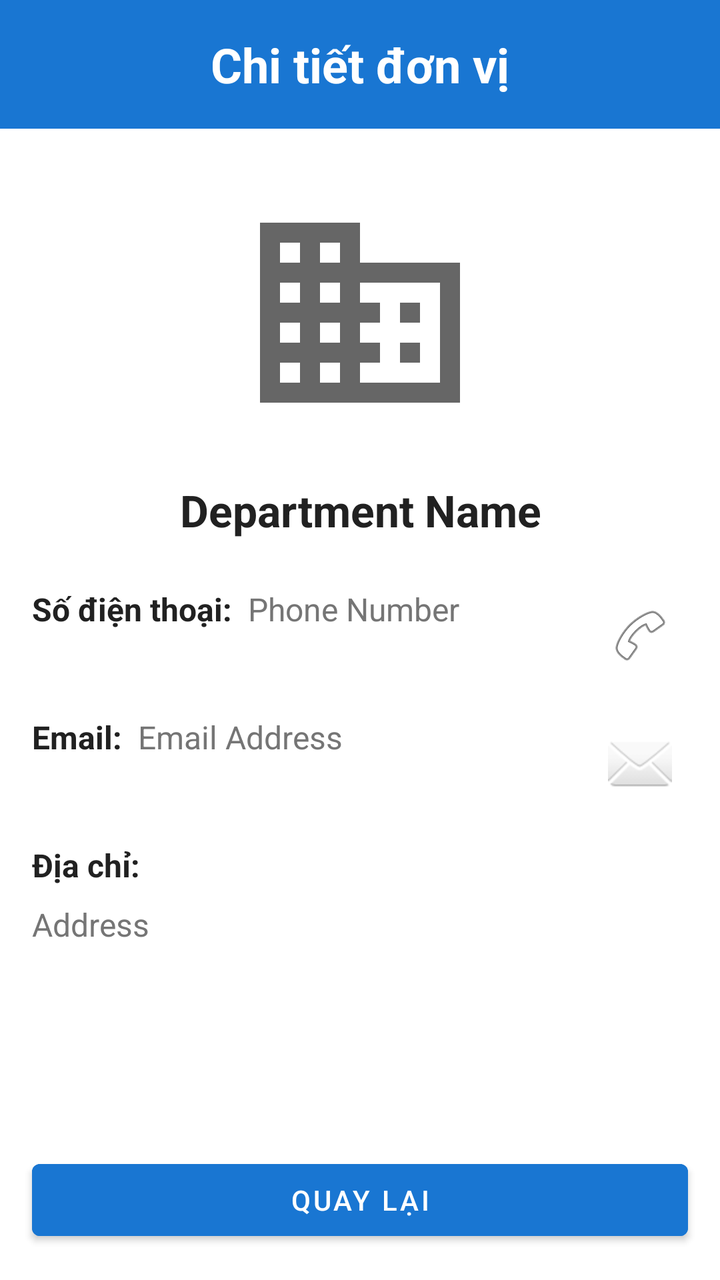
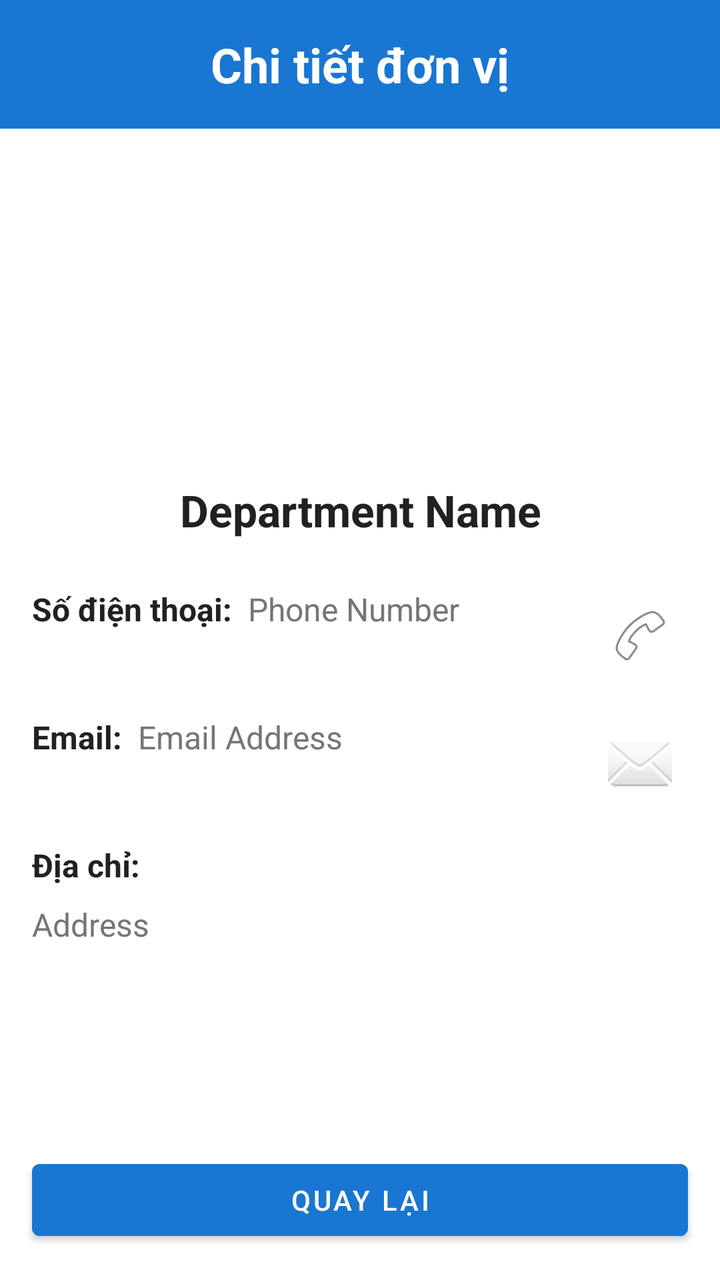

Compare the two renders of this Android layout. The source of the first and the diff that turns it into the second are given below.
<!-- AndroidManifest.xml: application theme Theme.TLUContact -->
<!-- res/layout/activity_department_detail.xml -->
<?xml version="1.0" encoding="utf-8"?>
<LinearLayout xmlns:android="http://schemas.android.com/apk/res/android"
    xmlns:app="http://schemas.android.com/apk/res-auto"
    android:layout_width="match_parent"
    android:layout_height="match_parent"
    android:orientation="vertical">

    <TextView
        android:layout_width="match_parent"
        android:layout_height="wrap_content"
        android:text="Chi tiết đơn vị"
        android:textSize="24sp"
        android:textStyle="bold"
        android:gravity="center"
        android:padding="16dp"
        android:background="@color/primary"
        android:textColor="@android:color/white"/>

    <ScrollView
        android:layout_width="match_parent"
        android:layout_height="0dp"
        android:layout_weight="1">

        <LinearLayout
            android:layout_width="match_parent"
            android:layout_height="wrap_content"
            android:orientation="vertical"
            android:padding="16dp">

            <ImageView
                android:id="@+id/detailImageView"
                android:layout_width="120dp"
                android:layout_height="120dp"
                android:layout_gravity="center_horizontal"
                android:layout_marginTop="16dp"
                android:layout_marginBottom="24dp"
                android:src="@drawable/ic_department"
                android:contentDescription="Department icon"/>

            <TextView
                android:id="@+id/detailNameTextView"
                android:layout_width="match_parent"
                android:layout_height="wrap_content"
                android:text="Department Name"
                android:textSize="22sp"
                android:textStyle="bold"
                android:textColor="@color/text_primary"
                android:gravity="center"
                android:layout_marginBottom="24dp"/>

            <LinearLayout
                android:layout_width="match_parent"
                android:layout_height="wrap_content"
                android:orientation="horizontal"
                android:layout_marginBottom="16dp">

                <TextView
                    android:layout_width="wrap_content"
                    android:layout_height="wrap_content"
                    android:text="Số điện thoại:"
                    android:textSize="16sp"
                    android:textStyle="bold"
                    android:textColor="@color/text_primary"/>

                <TextView
                    android:id="@+id/detailPhoneTextView"
                    android:layout_width="0dp"
                    android:layout_height="wrap_content"
                    android:layout_weight="1"
                    android:text="Phone Number"
                    android:textSize="16sp"
                    android:textColor="@color/text_secondary"
                    android:layout_marginStart="8dp"/>

                <ImageButton
                    android:id="@+id/callButton"
                    android:layout_width="wrap_content"
                    android:layout_height="wrap_content"
                    android:src="@android:drawable/ic_menu_call"
                    android:contentDescription="Call"
                    android:background="?attr/selectableItemBackgroundBorderless"
                    android:padding="8dp"/>
            </LinearLayout>

            <LinearLayout
                android:layout_width="match_parent"
                android:layout_height="wrap_content"
                android:orientation="horizontal"
                android:layout_marginBottom="16dp">

                <TextView
                    android:layout_width="wrap_content"
                    android:layout_height="wrap_content"
                    android:text="Email:"
                    android:textSize="16sp"
                    android:textStyle="bold"
                    android:textColor="@color/text_primary"/>

                <TextView
                    android:id="@+id/detailEmailTextView"
                    android:layout_width="0dp"
                    android:layout_height="wrap_content"
                    android:layout_weight="1"
                    android:text="Email Address"
                    android:textSize="16sp"
                    android:textColor="@color/text_secondary"
                    android:layout_marginStart="8dp"/>

                <ImageButton
                    android:id="@+id/emailButton"
                    android:layout_width="wrap_content"
                    android:layout_height="wrap_content"
                    android:src="@android:drawable/ic_dialog_email"
                    android:contentDescription="Email"
                    android:background="?attr/selectableItemBackgroundBorderless"
                    android:padding="8dp"/>
            </LinearLayout>

            <TextView
                android:layout_width="wrap_content"
                android:layout_height="wrap_content"
                android:text="Địa chỉ:"
                android:textSize="16sp"
                android:textStyle="bold"
                android:textColor="@color/text_primary"
                android:layout_marginBottom="8dp"/>

            <TextView
                android:id="@+id/detailAddressTextView"
                android:layout_width="match_parent"
                android:layout_height="wrap_content"
                android:text="Address"
                android:textSize="16sp"
                android:textColor="@color/text_secondary"
                android:layout_marginBottom="24dp"/>
        </LinearLayout>
    </ScrollView>

    <Button
        android:id="@+id/backButton"
        android:layout_width="match_parent"
        android:layout_height="wrap_content"
        android:text="Quay lại"
        android:layout_margin="16dp"
        android:backgroundTint="@color/primary"/>
</LinearLayout>
<!-- resources referenced by this layout -->
<resources>
  <color name="primary">#1976D2</color>
  <color name="text_primary">#212121</color>
  <color name="text_secondary">#757575</color>
  <!-- drawable ic_department (drawable) -->
  <vector xmlns:android="http://schemas.android.com/apk/res/android"
      android:width="24dp"
      android:height="24dp"
      android:viewportWidth="24"
      android:viewportHeight="24"
      android:tint="?attr/colorControlNormal">
      <path
          android:fillColor="@android:color/white"
          android:pathData="M12,7L12,3L2,3v18h20L22,7L12,7zM6,19L4,19v-2h2v2zM6,15L4,15v-2h2v2zM6,11L4,11L4,9h2v2zM6,7L4,7L4,5h2v2zM10,19L8,19v-2h2v2zM10,15L8,15v-2h2v2zM10,11L8,11L8,9h2v2zM10,7L8,7L8,5h2v2zM20,19h-8v-2h2v-2h-2v-2h2v-2h-2L12,9h8v10zM18,11h-2v2h2v-2zM18,15h-2v2h2v-2z"/>
  </vector>
  <style name="Theme.TLUContact" parent="Theme.MaterialComponents.DayNight.NoActionBar">
          
          <item name="colorPrimary">@color/primary</item>
          <item name="colorPrimaryVariant">@color/primary_dark</item>
          <item name="colorOnPrimary">@color/white</item>
          
          <item name="colorSecondary">@color/secondary</item>
          <item name="colorSecondaryVariant">@color/secondary</item>
          <item name="colorOnSecondary">@color/white</item>
          
          <item name="android:statusBarColor">?attr/colorPrimaryVariant</item>
          
      </style>
  <color name="primary_dark">#1565C0</color>
  <color name="white">#FFFFFF</color>
  <color name="secondary">#4CAF50</color>
</resources>

<!-- the commit's change to res/layout/activity_department_detail.xml (unified diff, before → after) -->
@@ -34,8 +34,7 @@
                 android:layout_gravity="center_horizontal"
                 android:layout_marginTop="16dp"
                 android:layout_marginBottom="24dp"
-                android:src="@drawable/ic_department"
-                android:contentDescription="Department icon"/>
+                />
 
             <TextView
                 android:id="@+id/detailNameTextView"
<!-- resource entries referenced after the edit -->
@@ -3,17 +3,6 @@
   <color name="primary">#1976D2</color>
   <color name="text_primary">#212121</color>
   <color name="text_secondary">#757575</color>
-  <!-- drawable ic_department (drawable) -->
-  <vector xmlns:android="http://schemas.android.com/apk/res/android"
-      android:width="24dp"
-      android:height="24dp"
-      android:viewportWidth="24"
-      android:viewportHeight="24"
-      android:tint="?attr/colorControlNormal">
-      <path
-          android:fillColor="@android:color/white"
-          android:pathData="M12,7L12,3L2,3v18h20L22,7L12,7zM6,19L4,19v-2h2v2zM6,15L4,15v-2h2v2zM6,11L4,11L4,9h2v2zM6,7L4,7L4,5h2v2zM10,19L8,19v-2h2v2zM10,15L8,15v-2h2v2zM10,11L8,11L8,9h2v2zM10,7L8,7L8,5h2v2zM20,19h-8v-2h2v-2h-2v-2h2v-2h-2L12,9h8v10zM18,11h-2v2h2v-2zM18,15h-2v2h2v-2z"/>
-  </vector>
   <style name="Theme.TLUContact" parent="Theme.MaterialComponents.DayNight.NoActionBar">
           
           <item name="colorPrimary">@color/primary</item>
